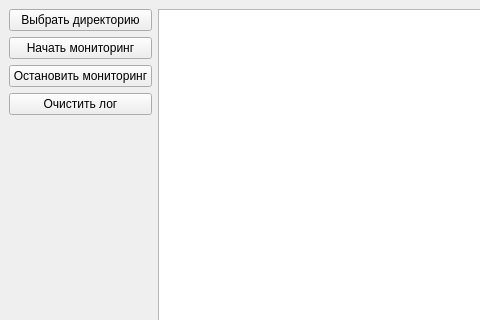
The window that mainwindow.ui (Ananas2000/2025_PV231_kalashnikov_6) describes before a commit, drawn with Qt 5; both pictures show x 0 to 480 and y 0 to 320 of the 800 by 600 pixel window.
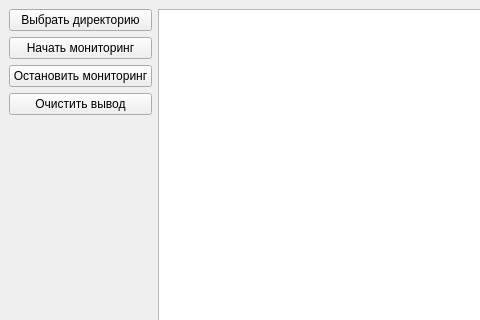
The same window after the commit.

Patch:
```diff
--- a/mainwindow.ui
+++ b/mainwindow.ui
@@ -41,7 +41,7 @@
       <item>
        <widget class="QPushButton" name="clearLog">
         <property name="text">
-         <string>Очистить лог</string>
+         <string>Очистить вывод</string>
         </property>
        </widget>
       </item>
```
